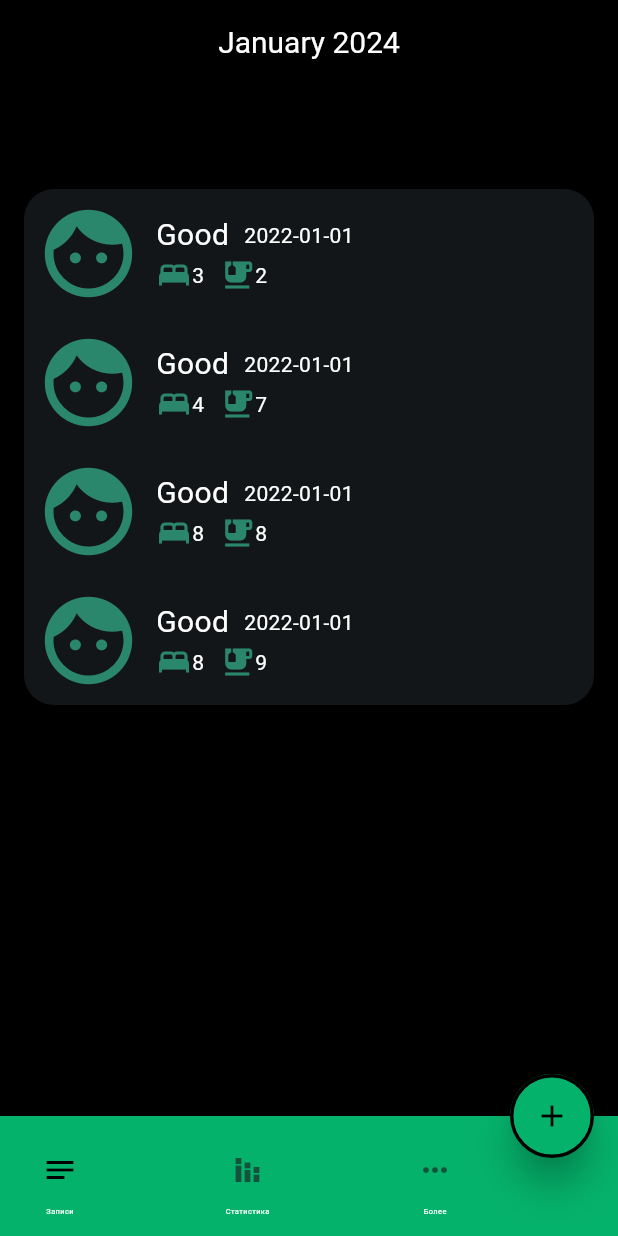
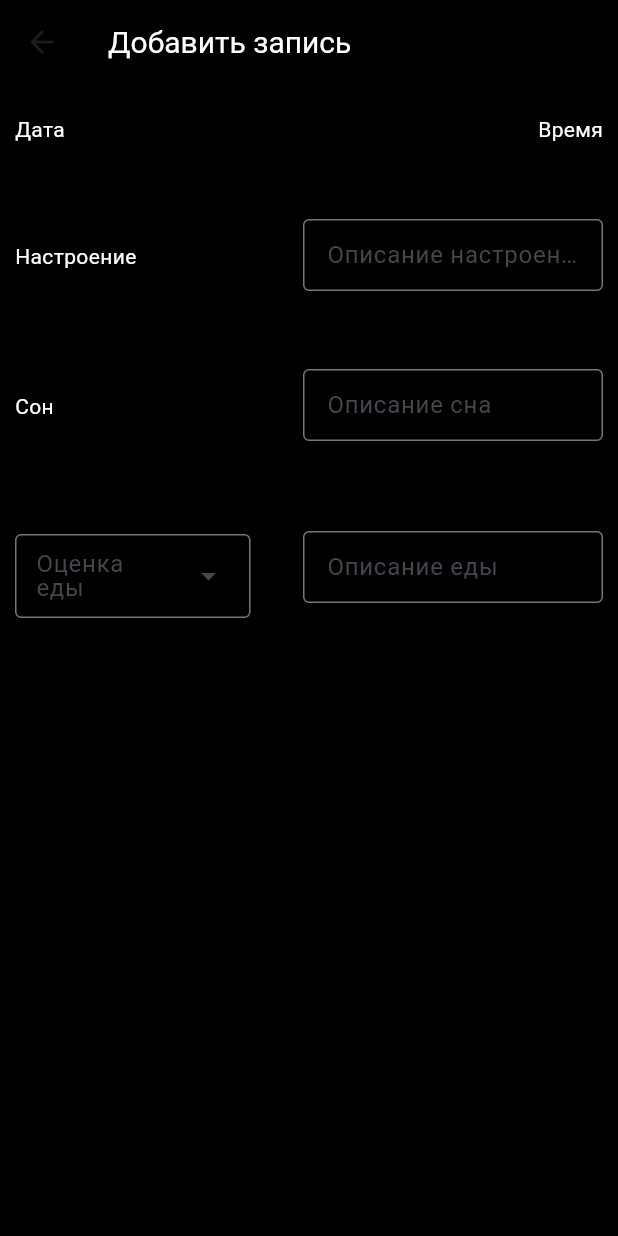
Before and after one commit to MipzZz/daylio_clone, a Flutter app: the screen it shows after launch, after a tap on the "add" icon, on a phone screen of 412 x 824 dp. Run offline on Flutter 3.47's test engine with Material 3 defaults, Android fonts, the phone set to English and light mode, and no system bars.

Commit message:
Сделал возможным переход по каждой записи. Начал писать экран добавления новой записи. Немного проверстал экран "Более" Апбар сделал более похожим на аналог, добавил стрелочки и значок поиска
Необходимо сделать экран информации о записи
Сделай экран добавления более гибким
Начать связывать записи с источником данных, а не хардкодными данными.

```diff
--- a/lib/src/themes/app_colors.dart
+++ b/lib/src/core/presentation/assets/colors/app_colors.dart
@@ -6,4 +6,6 @@ abstract class AppColors{
   static const listBackground = Color.fromRGBO(29, 33, 36, 0.67);
   static const bottomNavigationBarBackground = Color.fromRGBO(5, 178, 107, 1.0);
   static const mainTextColor = Colors.white;
+  static const bottomNavigationBarSelectedItemColor = Colors.black;
+  static const bottomNavigationBarUnselectedItemColor = Color.fromRGBO(29, 33, 36, 0.67);
 }
--- a/lib/src/features/app/presentation/view/app_view.dart
+++ b/lib/src/features/app/presentation/view/app_view.dart
@@ -1,6 +1,9 @@
-import 'package:daylio_clone/src/themes/app_colors.dart';
+import 'package:daylio_clone/src/core/presentation/assets/colors/app_colors.dart';
 import 'package:daylio_clone/src/widgets/main_screen/main_screen_widget.dart';
 import 'package:flutter/material.dart';
+
+import '../../../../widgets/add_note/add_note_widget.dart';
+import '../../../../widgets/notes_details/note_details_widget.dart';
 
 class AppView extends StatelessWidget {
   const AppView({super.key});
@@ -22,7 +25,30 @@ class AppView extends StatelessWidget {
         textTheme: Typography.whiteRedmond,
       ),
       title: 'Daylio Clone',
-      home: const MainScreenWidget(),
+      // home: const MainScreenWidget(),
+      routes: {
+        '/': (context) => const MainScreenWidget(),
+        '/note_detail': (context) {
+          final arguments = ModalRoute.of(context)?.settings.arguments;
+          if (arguments is int) {
+            return NoteDetailsWidget(noteId: arguments);
+          } else {
+            return const NoteDetailsWidget(noteId: 1);
+          }
+        },
+        '/add_note': (context) => const AddNoteWidget(),
+      },
+      initialRoute: '/',
+      onGenerateRoute: (RouteSettings settings) {
+        return MaterialPageRoute(builder: (context) {
+          return const Scaffold(
+            body: Center(
+              child: Text('Произошла ошибка навигации'),
+            ),
+          );
+        });
+      },
+
     );
   }
 }
--- /dev/null
+++ b/lib/src/widgets/add_note/add_note_widget.dart
@@ -0,0 +1,173 @@
+import 'package:flutter/material.dart';
+
+class AddNoteWidget extends StatefulWidget {
+  const AddNoteWidget({super.key});
+
+  @override
+  State<AddNoteWidget> createState() => _AddNoteWidgetState();
+}
+
+class _AddNoteWidgetState extends State<AddNoteWidget> {
+  @override
+  Widget build(BuildContext context) {
+    return Scaffold(
+      appBar: AppBar(
+        title: const Text('Добавить запись'),
+      ),
+      body: const Padding(
+        padding: EdgeInsets.symmetric(horizontal: 10, vertical: 20),
+        child: Column(
+          mainAxisSize: MainAxisSize.min,
+          children: [
+            DateNTimeRow(),
+            SizedBox(height: 50),
+            MoodRow(),
+            SizedBox(height: 50),
+            SleepRow(),
+            SizedBox(height: 50),
+            FoodRow(),
+          ],
+        ),
+      ),
+    );
+  }
+}
+
+class FoodRow extends StatelessWidget {
+   const FoodRow({
+    super.key,
+  });
+
+
+  @override
+  Widget build(BuildContext context) {
+    return const Row(
+      mainAxisSize: MainAxisSize.min,
+      children: [
+        Column(
+          mainAxisSize: MainAxisSize.min,
+          children: [
+            SizedBox(height: 10),
+            DropdownMenu(
+              width: 157,
+              inputDecorationTheme: InputDecorationTheme(
+                contentPadding: EdgeInsets.symmetric(horizontal: 10, vertical: 5),
+                border: OutlineInputBorder(),
+              ),
+              label: Text('Оценка еды'),
+              textStyle: TextStyle(fontSize: 15),
+                dropdownMenuEntries: [
+                  DropdownMenuEntry(
+                    value: 1,
+                    label: 'Отлично',
+                  ),
+                  DropdownMenuEntry(
+                    value: 2,
+                    label: 'Хорошо',
+                  ),
+                  DropdownMenuEntry(
+                    value: 3,
+                    label: 'Нормально',
+                  ),
+                  DropdownMenuEntry(
+                    value: 4,
+                    label: 'Плохо',
+                  )
+                ]
+            ),
+          ],
+        ),
+
+        Spacer(),
+        SizedBox(
+          width: 200,
+          height: 50,
+          child: TextField(
+            maxLines: 1,
+            decoration: InputDecoration(
+              border: OutlineInputBorder(),
+              labelText: 'Описание еды',
+            ),
+            style: TextStyle(fontSize: 10),
+          ),
+        ),
+      ],
+    );
+  }
+}
+
+class SleepRow extends StatelessWidget {
+  const SleepRow({
+    super.key,
+  });
+
+  @override
+  Widget build(BuildContext context) {
+    return const Row(
+      mainAxisSize: MainAxisSize.min,
+      children: [
+        Text('Сон'),
+        Spacer(),
+        SizedBox(
+          width: 200,
+          height: 50,
+          child: TextField(
+            maxLines: 1,
+            decoration: InputDecoration(
+              border: OutlineInputBorder(),
+              labelText: 'Описание сна',
+            ),
+            style: TextStyle(fontSize: 10),
+          ),
+        ),
+      ],
+    );
+  }
+}
+
+class MoodRow extends StatelessWidget {
+  const MoodRow({
+    super.key,
+  });
+
+  @override
+  Widget build(BuildContext context) {
+    return const Row(
+      mainAxisSize: MainAxisSize.min,
+      children: [
+        Text('Настроение'),
+        Spacer(),
+        SizedBox(
+          width: 200,
+          height: 50,
+          child: TextField(
+            maxLines: 1,
+            decoration: InputDecoration(
+              border: OutlineInputBorder(),
+              labelText: 'Описание настроения',
+            ),
+            style: TextStyle(fontSize: 10),
+          ),
+        ),
+      ],
+    );
+  }
+}
+
+class DateNTimeRow extends StatelessWidget {
+  const DateNTimeRow({
+    super.key,
+  });
+
+  @override
+  Widget build(BuildContext context) {
+    return const Row(
+      mainAxisSize: MainAxisSize.min,
+      children: [
+        Text('Дата'),
+        Spacer(),
+        Text('Время'),
+      ],
+    );
+  }
+}
--- a/lib/src/widgets/main_screen/main_screen_widget.dart
+++ b/lib/src/widgets/main_screen/main_screen_widget.dart
@@ -1,7 +1,9 @@
-import 'package:daylio_clone/src/themes/app_colors.dart';
+import 'package:daylio_clone/src/core/presentation/assets/colors/app_colors.dart';
 import 'package:daylio_clone/src/widgets/notes/notes_widget.dart';
 import 'package:flutter/material.dart';
 import 'package:intl/intl.dart';
+
+import '../more/more_widget.dart';
 
 class MainScreenWidget extends StatefulWidget {
   const MainScreenWidget({super.key});
@@ -16,7 +18,7 @@ class _MainScreenWidgetState extends State<MainScreenWidget> {
   final List<Widget> _tabs = [
     const NotesWidget(),
     const Text('Статистика'),
-    const Text('Более'),
+    const MoreWidget(),
   ];
 
   void onSelectTab(int index) {
@@ -30,7 +32,36 @@ class _MainScreenWidgetState extends State<MainScreenWidget> {
   Widget build(BuildContext context) {
     return Scaffold(
       appBar: AppBar(
-        title: Text(DateFormat.yMMMM().format(DateTime.now())),
+        title: Row(
+          mainAxisSize: MainAxisSize.max,
+          mainAxisAlignment: MainAxisAlignment.spaceAround,
+          children: [
+            const SizedBox(
+              width: 20,
+            ),
+            IconButton(
+              icon: const Icon(
+                Icons.chevron_left,
+                color: Colors.white,
+              ),
+              onPressed: () {},
+            ),
+            Text(DateFormat.yMMMM().format(DateTime.now())),
+            IconButton(
+              icon: const Icon(
+                Icons.chevron_right,
+                color: Colors.white,
+              ),
+              onPressed: () {},
+            ),
+            IconButton(
+                icon: const Icon(
+                  Icons.search,
+                  color: Colors.white,
+                ),
+                onPressed: () {})
+          ],
+        ),
         centerTitle: true,
       ),
       body: IndexedStack(
@@ -39,7 +70,7 @@ class _MainScreenWidgetState extends State<MainScreenWidget> {
       ),
       floatingActionButtonLocation: FloatingActionButtonLocation.endDocked,
       floatingActionButton: FloatingActionButton(
-        onPressed: () {},
+        onPressed: () => Navigator.pushNamed(context, '/add_note'),
         backgroundColor: AppColors.bottomNavigationBarBackground,
         shape: const CircleBorder(
           side: BorderSide(color: AppColors.background, width: 2.3),
@@ -49,72 +80,84 @@ class _MainScreenWidgetState extends State<MainScreenWidget> {
         child: const Icon(Icons.add),
       ),
       bottomNavigationBar: BottomAppBar(
+        padding: const EdgeInsets.symmetric(horizontal: 9.0, vertical: 0.0),
+        height: 70.0,
         child: Row(
-          mainAxisAlignment: MainAxisAlignment.spaceBetween,
+          mainAxisSize: MainAxisSize.min,
+          mainAxisAlignment: MainAxisAlignment.spaceAround,
           children: [
             Column(
+              mainAxisSize: MainAxisSize.min,
               children: [
                 IconButton(
                   onPressed: () {
                     onSelectTab(0);
                   },
                   icon: const Icon(Icons.notes),
-                  color: _selectedTab == 0 ? Colors.black : AppColors.listBackground,
+                  color: _selectedTab == 0
+                      ? AppColors.bottomNavigationBarSelectedItemColor
+                      : AppColors.bottomNavigationBarUnselectedItemColor,
                 ),
-                const Text('Записи', style: TextStyle(fontSize: 5),),
+                Text(
+                  'Записи',
+                  style: TextStyle(
+                    fontSize: 10,
+                    color: _selectedTab == 0
+                        ? AppColors.bottomNavigationBarSelectedItemColor
+                        : AppColors.bottomNavigationBarUnselectedItemColor,
+                  ),
+                ),
               ],
             ),
-
-
             Column(
+              mainAxisSize: MainAxisSize.min,
               children: [
                 IconButton(
                   onPressed: () {
                     onSelectTab(1);
                   },
                   icon: const Icon(Icons.stacked_bar_chart),
-                  color: _selectedTab == 1 ? Colors.black : AppColors.listBackground,
+                  color: _selectedTab == 1
+                      ? AppColors.bottomNavigationBarSelectedItemColor
+                      : AppColors.bottomNavigationBarUnselectedItemColor,
                 ),
-                const Text('Статистика', style: TextStyle(fontSize: 5),),
+                Text(
+                  'Статистика',
+                  style: TextStyle(
+                    fontSize: 10,
+                    color: _selectedTab == 1
+                        ? AppColors.bottomNavigationBarSelectedItemColor
+                        : AppColors.bottomNavigationBarUnselectedItemColor,
+                  ),
+                ),
               ],
-
             ),
-
-
             Column(
+              mainAxisSize: MainAxisSize.min,
               children: [
                 IconButton(
                   onPressed: () {
                     onSelectTab(2);
                   },
                   icon: const Icon(Icons.more_horiz),
-                  color: _selectedTab == 2 ? Colors.black : AppColors.listBackground,
+                  color: _selectedTab == 2
+                      ? AppColors.bottomNavigationBarSelectedItemColor
+                      : AppColors.bottomNavigationBarUnselectedItemColor,
                 ),
-                const Text('Более', style: TextStyle(fontSize: 5),),
+                Text(
+                  'Более',
+                  style: TextStyle(
+                    fontSize: 10,
+                    color: _selectedTab == 2
+                        ? AppColors.bottomNavigationBarSelectedItemColor
+                        : AppColors.bottomNavigationBarUnselectedItemColor,
+                  ),
+                ),
               ],
             ),
-
-
             const SizedBox(width: 5),
-
           ],
         ),
-
-        // currentIndex: _selectedTab,
-        // items: const [
-        //   BottomNavigationBarItem(
-        //     icon:  Icon(Icons.notes),
-        //     label: 'Записи',
-        //   ),
-        //   BottomNavigationBarItem(
-        //     icon:  Icon(Icons.stacked_bar_chart),
-        //     label: 'Статистика',
-        //   ),
-        //   BottomNavigationBarItem(
-        //     icon: Icon(Icons.more_horiz),
-        //     label: 'Более',
-        //   ),
-        //],
       ),
     );
   }
--- /dev/null
+++ b/lib/src/widgets/more/more_widget.dart
@@ -0,0 +1,43 @@
+import 'package:flutter/material.dart';
+
+class MoreWidget extends StatelessWidget{
+  const MoreWidget({super.key});
+
+  @override
+  Widget build(BuildContext context) {
+    return ListView(
+      children: const [
+        _MenuRowWidget(
+          icon: Icons.password,
+          title: 'Изменить пин-код',
+        ),
+        _MenuRowWidget(
+          icon: Icons.mood,
+          title: 'Редактировать настроения',
+        ),
+        _MenuRowWidget(
+          icon: Icons.info,
+          title: 'О приложении',
+        ),
+      ],
+    );
+  }
+}
+
+class _MenuRowWidget extends StatelessWidget {
+  final String title;
+  final IconData icon;
+
+  const _MenuRowWidget({super.key, required this.title, required this.icon});
+
+  @override
+  Widget build(BuildContext context) {
+    return ListTile(
+      leading: Icon(icon),
+      title: Text(title),
+      iconColor: Colors.white,
+      textColor: Colors.white,
+      onTap: () {},
+    );
+  }
+}
--- a/lib/src/widgets/notes/notes_widget.dart
+++ b/lib/src/widgets/notes/notes_widget.dart
@@ -1,4 +1,4 @@
-import 'package:daylio_clone/src/themes/app_colors.dart';
+import 'package:daylio_clone/src/core/presentation/assets/colors/app_colors.dart';
 import 'package:flutter/cupertino.dart';
 import 'package:flutter/material.dart';
 
@@ -42,20 +42,28 @@ class _NotesWidgetState extends State<NotesWidget> {
       date: '2022-01-01',
     ),
     Note(
-      id: 2,
+      id: 3,
       mood: 'Good',
       sleep: '8',
       food: '8',
       date: '2022-01-01',
     ),
     Note(
-      id: 2,
+      id: 4,
       mood: 'Good',
       sleep: '8',
       food: '9',
       date: '2022-01-01',
     ),
   ];
+
+  void _onNoteTab(int index) {
+    final id = _notes[index].id;
+    Navigator.of(context).pushNamed(
+      '/note_detail',
+      arguments: id,
+    );
+  }
 
   @override
   Widget build(BuildContext context) {
@@ -64,6 +72,7 @@ class _NotesWidgetState extends State<NotesWidget> {
         ListView.builder(
           padding: const EdgeInsets.only(top: 70),
           itemCount: _notes.length,
+          itemExtent: 90,
           itemBuilder: (BuildContext context, int index) {
             final _note = _notes[index];
             return Padding(
@@ -105,9 +114,7 @@ class _NotesWidgetState extends State<NotesWidget> {
                                     _note.mood,
                                     maxLines: 1,
                                     textAlign: TextAlign.left,
-                                    style: const TextStyle(
-                                      fontSize: 20
-                                    ),
+                                    style: const TextStyle(fontSize: 20),
                                   ),
                                   const SizedBox(width: 10),
                                   Text(_note.date),
@@ -130,6 +137,12 @@ class _NotesWidgetState extends State<NotesWidget> {
                       ),
                     ),
                   ),
+                  Material(
+                    color: Colors.transparent,
+                    child: InkWell(
+                      onTap: () => _onNoteTab(index),
+                    ),
+                  )
                 ],
               ),
             );
--- /dev/null
+++ b/lib/src/widgets/notes_details/note_details_widget.dart
@@ -0,0 +1,21 @@
+import 'package:flutter/material.dart';
+
+class NoteDetailsWidget extends StatefulWidget{
+  final int noteId;
+
+  const NoteDetailsWidget({super.key, required this.noteId});
+
+  @override
+  State<NoteDetailsWidget> createState() => _NoteDetailsWidgetState();
+}
+
+class _NoteDetailsWidgetState extends State<NoteDetailsWidget>{
+  @override
+  Widget build(BuildContext context) {
+    return Scaffold(
+      appBar: AppBar(
+        title: Text(widget.noteId.toString()),
+      )
+    );
+  }
+}
```
